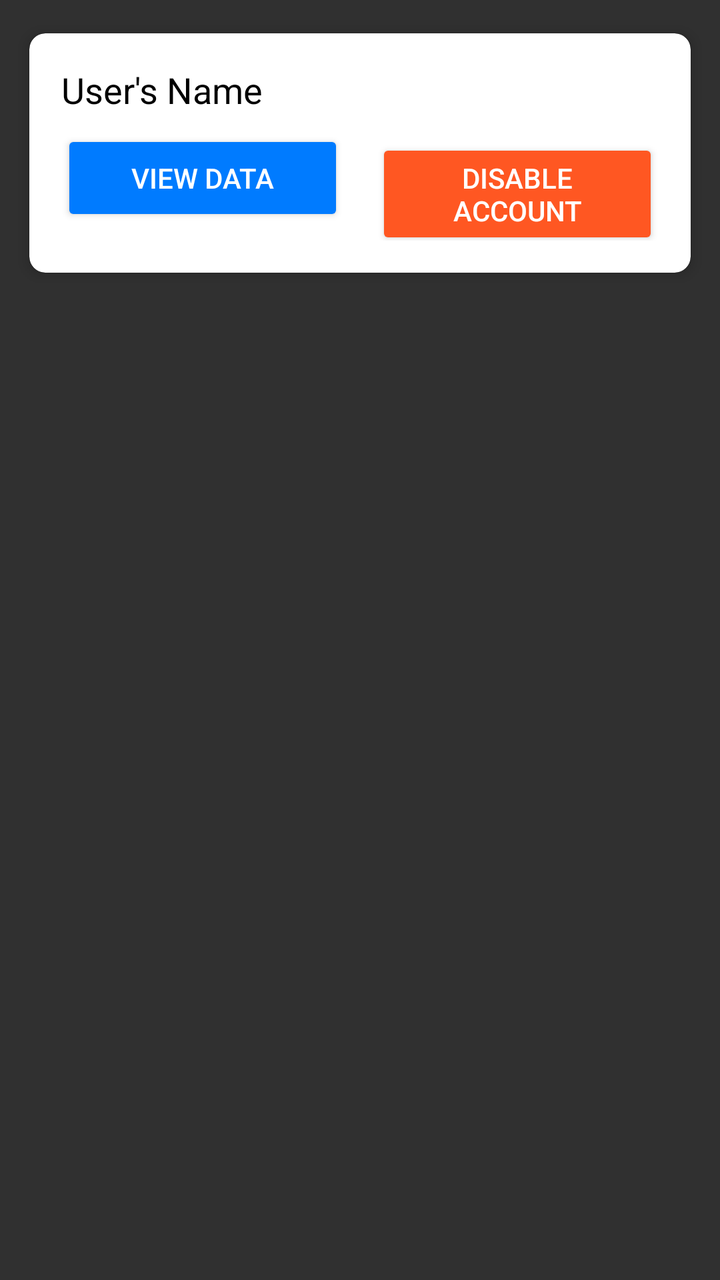
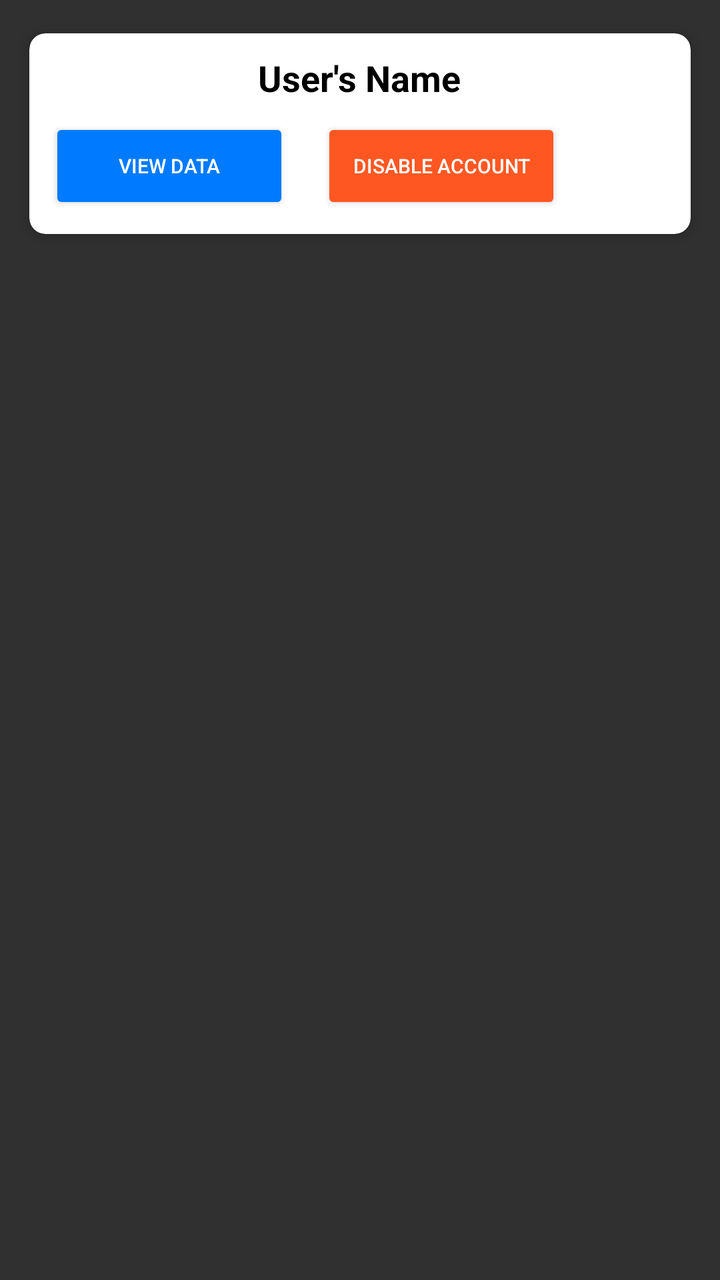

Compare the two renders of this Android layout. The source of the first and the diff that turns it into the second are given below.
<!-- AndroidManifest.xml: application theme Theme.AppCompat -->
<!-- res/layout/user.xml -->
<ScrollView xmlns:android="http://schemas.android.com/apk/res/android"
    xmlns:app="http://schemas.android.com/apk/res-auto"
    android:layout_width="match_parent"
    android:layout_height="match_parent">

    <androidx.cardview.widget.CardView xmlns:android="http://schemas.android.com/apk/res/android"
        xmlns:app="http://schemas.android.com/apk/res-auto"
        android:id="@+id/nameCard"
        android:layout_width="match_parent"
        android:layout_height="wrap_content"
        android:layout_margin="8dp"
        app:cardBackgroundColor="@android:color/white"
        app:cardCornerRadius="8dp"
        app:cardElevation="4dp"
        app:cardUseCompatPadding="true">

        <LinearLayout
            android:layout_width="match_parent"
            android:layout_height="wrap_content"
            android:orientation="vertical"
            android:padding="16dp">

            
            <TextView
                android:id="@+id/nameTextView"
                android:layout_width="wrap_content"
                android:layout_height="wrap_content"
                android:text="User's Name"
                android:textColor="#000"
                android:textSize="18sp" />

            
            <LinearLayout
                android:layout_width="match_parent"
                android:layout_height="wrap_content"
                android:layout_marginTop="8dp"
                android:orientation="horizontal">

                
                <Button
                    android:id="@+id/viewDataButton"
                    android:layout_width="0dp"
                    android:layout_height="wrap_content"
                    android:layout_weight="1"
                    android:backgroundTint="#007bff"
                    android:text="View Data"
                    android:textColor="#fff" />

                
                <Button
                    android:id="@+id/disableAccountButton"
                    android:layout_width="0dp"
                    android:layout_height="wrap_content"
                    android:layout_marginStart="16dp"
                    android:layout_weight="1"
                    android:backgroundTint="#ff5722"
                    android:text="Disable Account"
                    android:textColor="#fff" />
            </LinearLayout>
        </LinearLayout>
    </androidx.cardview.widget.CardView>
</ScrollView>
<!-- resources referenced by this layout -->
<resources>

</resources>

<!-- the commit's change to res/layout/user.xml (unified diff, before → after) -->
@@ -18,7 +18,7 @@
             android:layout_width="match_parent"
             android:layout_height="wrap_content"
             android:orientation="vertical"
-            android:padding="16dp">
+            android:padding="10dp">
 
             
             <TextView
@@ -27,6 +27,8 @@
                 android:layout_height="wrap_content"
                 android:text="User's Name"
                 android:textColor="#000"
+                android:textStyle="bold"
+                android:layout_gravity="center"
                 android:textSize="18sp" />
 
             
@@ -39,20 +41,20 @@
                 
                 <Button
                     android:id="@+id/viewDataButton"
-                    android:layout_width="0dp"
+                    android:layout_width="120dp"
                     android:layout_height="wrap_content"
-                    android:layout_weight="1"
                     android:backgroundTint="#007bff"
                     android:text="View Data"
+                    android:textSize="10dp"
                     android:textColor="#fff" />
 
                 
                 <Button
                     android:id="@+id/disableAccountButton"
-                    android:layout_width="0dp"
+                    android:layout_width="120dp"
                     android:layout_height="wrap_content"
                     android:layout_marginStart="16dp"
-                    android:layout_weight="1"
+                    android:textSize="10dp"
                     android:backgroundTint="#ff5722"
                     android:text="Disable Account"
                     android:textColor="#fff" />
